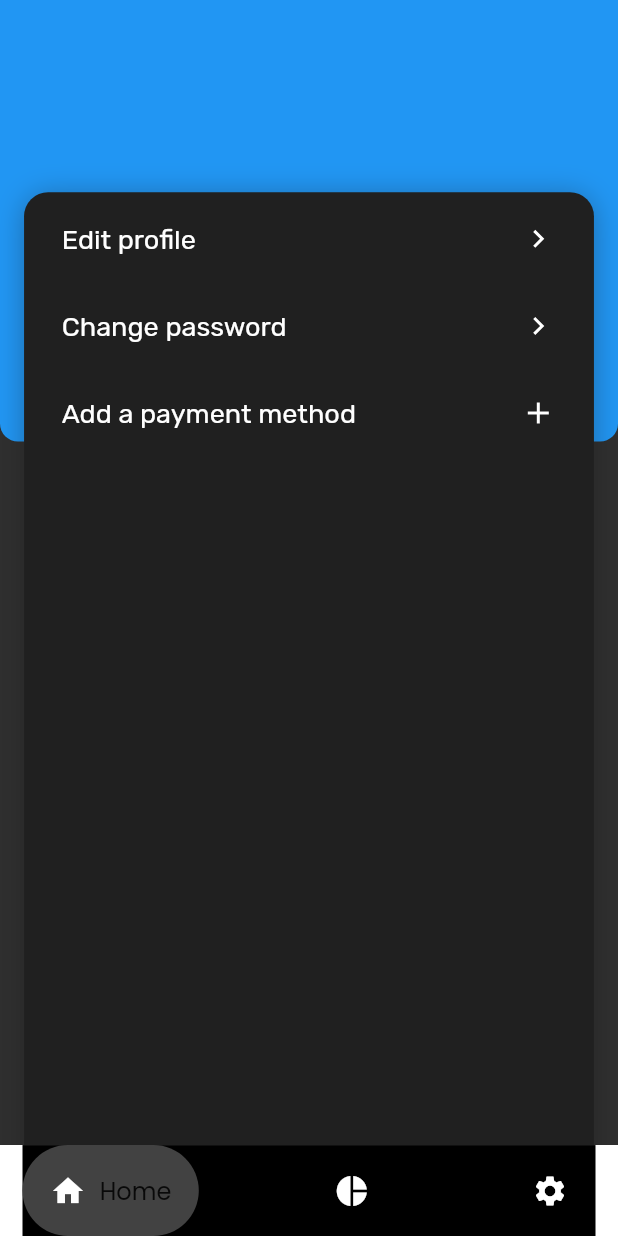
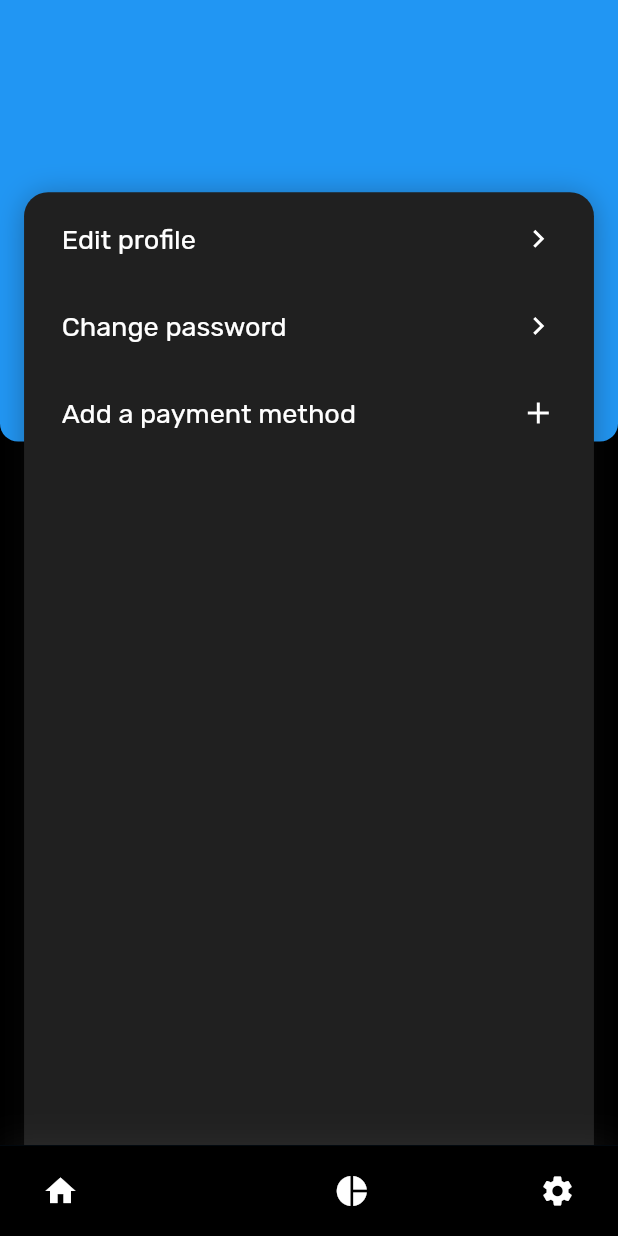
Before and after one commit to Trex1102/projectx, a Flutter app: the SettingsView screen opened by its route, on a phone screen of 412 x 824 dp. Run offline on Flutter 3.47's test engine with Material 2 defaults, Android fonts, the phone set to English and light mode, and no system bars; drawn by our look-alikes of google_nav_bar; our stand-ins replace bloc, dio, equatable, flutter_screenutil, flutter_secure_storage, flutter_svg and 2 more; accounts and stored records are empty; generated files the repository leaves out were written again.

Commit message:
fixed wrapper

```diff
--- a/lib/src/features/settings/presentation/pages/settings_view.dart
+++ b/lib/src/features/settings/presentation/pages/settings_view.dart
@@ -19,7 +19,8 @@ class _SettingsViewState extends State<SettingsView> {
     return Container(
       width: double.infinity,
       height: double.infinity,
-      color: const Color(0xFF2F2F2F), // Use the specified background color
+      //color: const Color(0xFF2F2F2F), // Use the specified background color
+      color: Colors.black,
       child: Stack(
         children: <Widget>[
           Positioned(
@@ -48,6 +49,7 @@ class _SettingsViewState extends State<SettingsView> {
                   decoration: BoxDecoration(
                     borderRadius: BorderRadius.circular(16.w),
                     color: const Color(0xFF202020),
+                    //color: Colors.grey.shade800,
                     boxShadow: const [
                       BoxShadow(
                         color: Color.fromRGBO(19, 19, 19, 0.32),
--- a/lib/src/features/wrapper/main_wrapper.dart
+++ b/lib/src/features/wrapper/main_wrapper.dart
@@ -28,21 +28,30 @@ class _MainWrapperState extends State<MainWrapper> {
   @override
   Widget build(BuildContext context) {
     return Scaffold(
-      backgroundColor: Colors.transparent,
+      backgroundColor: Colors.blue,
       body: SizedBox(
         width: double.infinity,
         height: double.infinity,
         child: widget.navigationShell,
       ),
-
-      bottomNavigationBar: Padding(
-        padding: const EdgeInsets.symmetric(horizontal: 15, vertical: 0),
+      bottomNavigationBar: Container(
+        decoration: BoxDecoration(
+          color: Colors.black,
+          boxShadow: [
+            BoxShadow(
+              blurRadius: 20,
+              color: Colors.grey.withOpacity(0.1),
+            )
+          ],
+        ),
+        child: SafeArea(
+          child: Padding(
+            padding: const EdgeInsets.symmetric(horizontal: 10, vertical: 0),
             child: GNav(
-            backgroundColor: Colors.black,
                 gap: 8.w,
                 color: Colors.white,
                 activeColor: Colors.white,
-            tabBackgroundColor: Colors.grey.shade800,
+                //tabBackgroundColor: Colors.grey.shade800,
                 padding: EdgeInsets.all(16.w),
                 onTabChange: (index) {
                   setState(() {
@@ -74,6 +83,8 @@ class _MainWrapperState extends State<MainWrapper> {
                   )
                 ]),
           ),
+        ),
+      ),
     );
   }
 }
--- a/lib/src/router/router.dart
+++ b/lib/src/router/router.dart
@@ -40,7 +40,7 @@ final router = GoRouter(
                   path: "/home",
                   name: "Home",
                   builder: (BuildContext context, GoRouterState state) =>
-                      HomeView()),
+                      const HomeView()),
             ],
           ),
 
```
Lines whose indentation alone changed are shown as unchanged.
